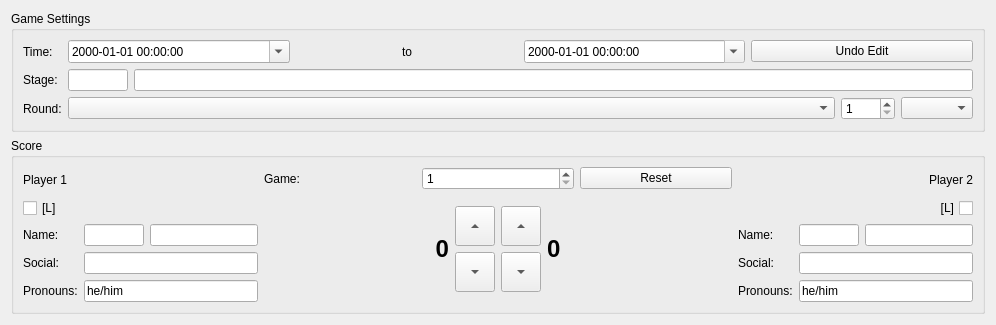
The window that application/forms/MetadataEditWidget_Game.ui (reframedultimate/ReFramed) describes before a commit, drawn with Qt 5.
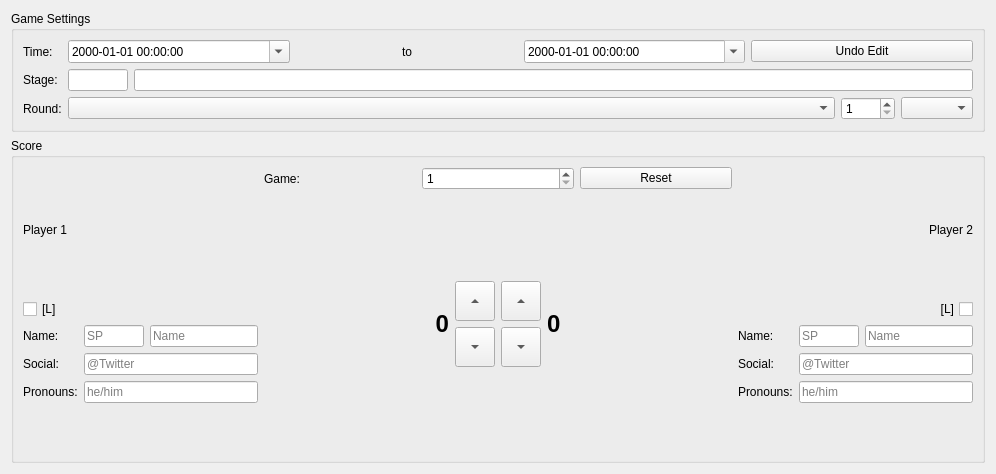
The same window after the commit.

Patch:
```diff
--- a/application/forms/MetadataEditWidget_Game.ui
+++ b/application/forms/MetadataEditWidget_Game.ui
@@ -7,7 +7,7 @@
     <x>0</x>
     <y>0</y>
     <width>996</width>
-    <height>325</height>
+    <height>474</height>
    </rect>
   </property>
   <property name="windowTitle">
@@ -346,7 +346,11 @@
            </widget>
           </item>
           <item row="1" column="1">
-           <widget class="QLineEdit" name="lineEdit_rightSocial"/>
+           <widget class="QLineEdit" name="lineEdit_rightSocial">
+            <property name="placeholderText">
+             <string>@Twitter</string>
+            </property>
+           </widget>
           </item>
           <item row="2" column="0">
            <widget class="QLabel" name="label_14">
@@ -358,6 +362,9 @@
           <item row="2" column="1">
            <widget class="QLineEdit" name="lineEdit_rightPronouns">
             <property name="text">
+             <string/>
+            </property>
+            <property name="placeholderText">
              <string>he/him</string>
             </property>
            </widget>
@@ -378,6 +385,9 @@
                 <height>16777215</height>
                </size>
               </property>
+              <property name="placeholderText">
+               <string>SP</string>
+              </property>
              </widget>
             </item>
             <item>
@@ -388,6 +398,9 @@
                 <verstretch>0</verstretch>
                </sizepolicy>
               </property>
+              <property name="placeholderText">
+               <string>Name</string>
+              </property>
              </widget>
             </item>
            </layout>
@@ -520,7 +533,11 @@
            </widget>
           </item>
           <item row="1" column="1">
-           <widget class="QLineEdit" name="lineEdit_leftSocial"/>
+           <widget class="QLineEdit" name="lineEdit_leftSocial">
+            <property name="placeholderText">
+             <string>@Twitter</string>
+            </property>
+           </widget>
           </item>
           <item row="2" column="0">
            <widget class="QLabel" name="label_4">
@@ -532,6 +549,9 @@
           <item row="2" column="1">
            <widget class="QLineEdit" name="lineEdit_leftPronouns">
             <property name="text">
+             <string/>
+            </property>
+            <property name="placeholderText">
              <string>he/him</string>
             </property>
            </widget>
@@ -552,6 +572,9 @@
                 <height>16777215</height>
                </size>
               </property>
+              <property name="placeholderText">
+               <string>SP</string>
+              </property>
              </widget>
             </item>
             <item>
@@ -562,6 +585,9 @@
                 <verstretch>0</verstretch>
                </sizepolicy>
               </property>
+              <property name="placeholderText">
+               <string>Name</string>
+              </property>
              </widget>
             </item>
            </layout>
```
